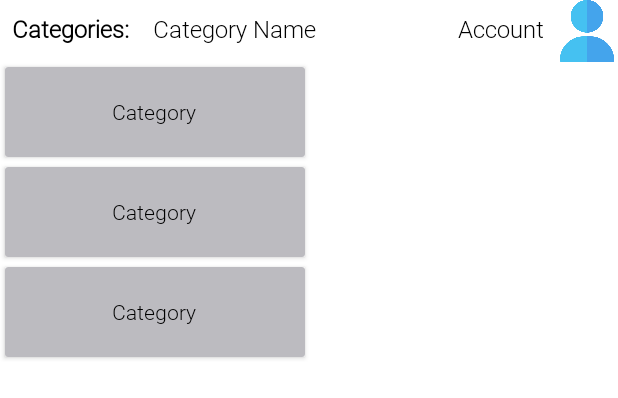
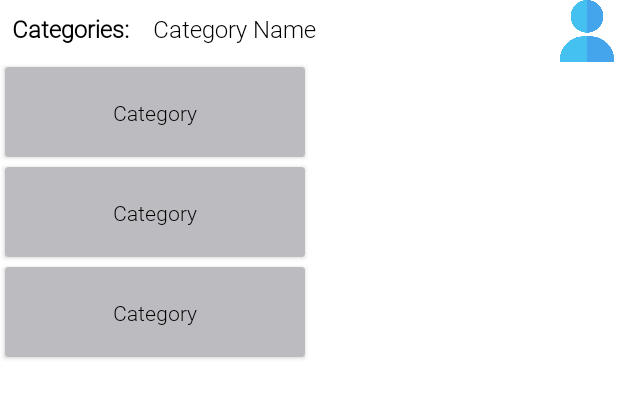
Before and after one commit to Dannestulla/mikebamb, an Android app: the layout fragment_category.xml on its own in the app's theme, with its tools: preview values and no code run, on a phone screen of 412 x 824 dp. Shown: the top 398 px of the screen. Run offline under Robolectric (Android 15) with nearby library versions, the phone set to English and light mode, and no system bars.

Commit message:
new changes

```diff
--- a/app/src/main/java/com/gohan/mikebamb/main_app/presenter/adapter/EquipmentAdapter.kt
+++ b/app/src/main/java/com/gohan/mikebamb/main_app/presenter/adapter/EquipmentAdapter.kt
@@ -60,7 +60,7 @@ class EquipmentAdapter(var allEquipmentList: MutableList<EquipmentEntity>) :
         //Automatic on background thread
         override fun performFiltering(charSequence: CharSequence): FilterResults {
             val filteredList: MutableList<EquipmentEntity> = ArrayList()
-            if (charSequence == null || charSequence.isEmpty()) {
+            if (charSequence.isEmpty()) {
                 filteredList.addAll(allEquipmentList)
             } else {
                 for (equipment in allEquipmentList) {
--- a/app/src/main/res/layout/card_view_category.xml
+++ b/app/src/main/res/layout/card_view_category.xml
@@ -1,25 +1,30 @@
 <?xml version="1.0" encoding="utf-8"?>
 <androidx.cardview.widget.CardView xmlns:android="http://schemas.android.com/apk/res/android"
+    xmlns:app="http://schemas.android.com/apk/res-auto"
     android:layout_width="wrap_content"
     android:layout_height="wrap_content"
     android:layout_margin="3dp"
     android:elevation="5dp"
     android:backgroundTint="@color/new_gray">
 
-    <RelativeLayout
+    <androidx.constraintlayout.widget.ConstraintLayout
         android:backgroundTint="@color/new_gray"
         android:layout_width="200dp"
         android:layout_height="60dp">
 
         <TextView
-            android:backgroundTint="@color/new_gray"
             android:id="@+id/category1"
             style="@style/CardText"
             android:layout_width="wrap_content"
             android:layout_height="wrap_content"
             android:layout_centerHorizontal="true"
             android:layout_centerVertical="true"
+            android:backgroundTint="@color/new_gray"
             android:gravity="center"
-            android:text="@string/category" />
-    </RelativeLayout>
+            android:text="@string/category"
+            app:layout_constraintBottom_toBottomOf="parent"
+            app:layout_constraintEnd_toEndOf="parent"
+            app:layout_constraintStart_toStartOf="parent"
+            app:layout_constraintTop_toTopOf="parent" />
+    </androidx.constraintlayout.widget.ConstraintLayout>
 </androidx.cardview.widget.CardView>
--- a/app/src/main/res/layout/fragment_category.xml
+++ b/app/src/main/res/layout/fragment_category.xml
@@ -7,9 +7,8 @@
     android:backgroundTint="@color/new_gray"
     tools:context=".main_app.presenter.fragment.CategoryFragment">
 
-
     <ImageView
-        android:id="@+id/imageView4"
+        android:id="@+id/accountInfo"
         android:layout_width="0dp"
         android:layout_height="0dp"
         android:src="@drawable/user2"
@@ -29,17 +28,6 @@
         app:layout_constraintBottom_toTopOf="@+id/guideline3"
         app:layout_constraintStart_toStartOf="parent"
         app:layout_constraintTop_toTopOf="parent" />
-
-    <TextView
-        android:id="@+id/account"
-        style="@style/SubTitle"
-        android:layout_width="wrap_content"
-        android:layout_height="wrap_content"
-        app:layout_constraintBottom_toTopOf="@+id/guideline3"
-        app:layout_constraintEnd_toStartOf="@+id/guideline4"
-        app:layout_constraintTop_toTopOf="parent"
-        app:layout_constraintVertical_bias="0.0"
-        tools:text="Account" />
 
     <TextView
         android:id="@+id/edit_category"
```
Also changed, not shown: app/src/main/java/com/gohan/mikebamb/main_app/presenter/fragment/CategoryFragment.kt (+26 -10 lines).
